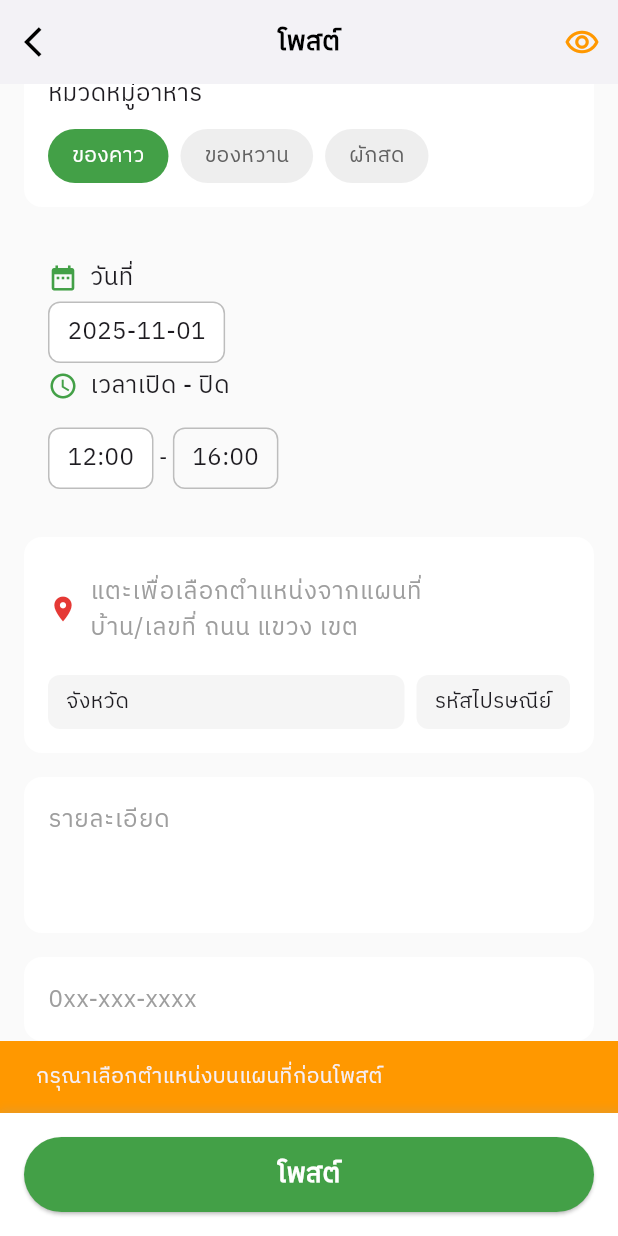
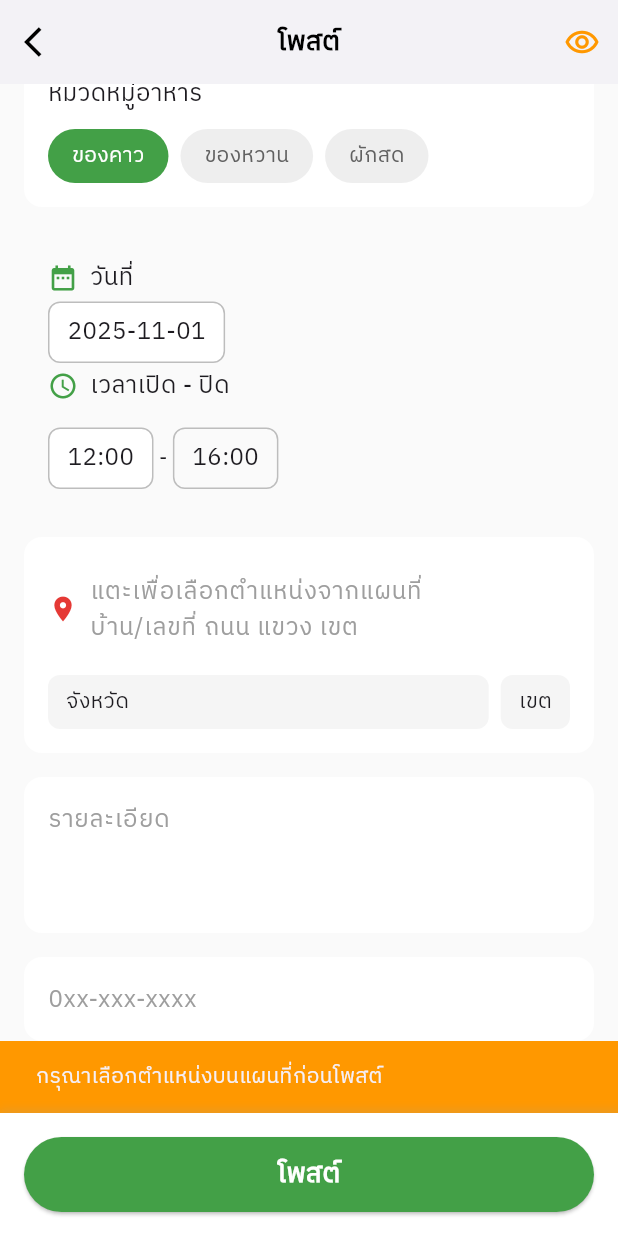
Before and after one commit to 17punchisama/FoodBridge, a Flutter app: the CreatePostPage screen opened directly, scrolled down 505 dp, after a tap on "โพสต์", on a phone screen of 412 x 824 dp. Run offline on Flutter 3.47's test engine with Material 3 defaults, Android fonts, the phone set to English and light mode, and no system bars; our stand-ins replace flutter_secure_storage, flutter_svg, geocoding, geolocator, google_maps_flutter, qr_flutter; accounts and stored records are empty.

Commit message:
Add district field and improve booking validation in PostPage
- Introduced a new district field in CreatePostPage.
- Updated PostPage to fetch and display the district.
- Implemented comprehensive booking validation checks including user status, available slots, and time window.
- Enhanced user feedback with SnackBars for various booking conditions.

```diff
--- a/foodbridgeapp/lib/screens/create_post.dart
+++ b/foodbridgeapp/lib/screens/create_post.dart
@@ -35,6 +35,7 @@ class _CreatePostPageState extends State<CreatePostPage> {
   TimeOfDay _openTime = const TimeOfDay(hour: 12, minute: 0);
   TimeOfDay _closeTime = const TimeOfDay(hour: 16, minute: 0);
   String _province = '';   // e.g., กรุงเทพมหานคร
+  String _district = '';   // e.g., เขตบางรัก
   String _postal = '';     // e.g., 10400
   LatLng? _latLng;         // selected location
 
@@ -200,13 +201,6 @@ class _CreatePostPageState extends State<CreatePostPage> {
                               fontWeight: FontWeight.w500,
                             ),
                           ),
-                          // Text(
-                          //   '*ช่องนี้จะแสดงให้ในหน้า อื่นเห็น',
-                          //   style: TextStyle(
-                          //     fontSize: 12,
-                          //     color: Colors.orange[600],
-                          //   ),
-                          // ),
                         ],
                       ),
                       Row(
@@ -545,6 +539,7 @@ class _CreatePostPageState extends State<CreatePostPage> {
                                 _latLng = result.latLng;
                                 _addressController.text = formatThaiAddress(result.placemark);
                                 _province = result.placemark.administrativeArea ?? '';
+                                _district = result.placemark.subAdministrativeArea ?? '';
                                 _postal   = result.placemark.postalCode ?? '';
                               });
                             }
@@ -588,7 +583,7 @@ class _CreatePostPageState extends State<CreatePostPage> {
                           borderRadius: BorderRadius.circular(8),
                         ),
                         child: Text(
-                          _postal.isEmpty ? 'รหัสไปรษณีย์' : _postal, // e.g., 10400
+                          _postal.isEmpty ? 'เขต' : _district, // e.g., เขตบางรัก
                           style: const TextStyle(fontSize: 14),
                         ),
                       ),
@@ -736,22 +731,30 @@ class _CreatePostPageState extends State<CreatePostPage> {
     }
 
     // Convert TimeOfDay to ISO 8601 (RFC3339)
-    DateTime now = DateTime.now();
     final openTimeDate = DateTime(
-      now.year,
-      now.month,
-      now.day,
+      _selectedDate.year,
+      _selectedDate.month,
+      _selectedDate.day,
       _openTime.hour,
       _openTime.minute,
     ).toUtc();
 
     final closeTimeDate = DateTime(
-      now.year,
-      now.month,
-      now.day,
+      _selectedDate.year,
+      _selectedDate.month,
+      _selectedDate.day,
       _closeTime.hour,
       _closeTime.minute,
     ).toUtc();
+    if (closeTimeDate.isBefore(openTimeDate)) {
+    ScaffoldMessenger.of(context).showSnackBar(
+      const SnackBar(
+        content: Text('เวลาปิดต้องหลังเวลาเปิด'),
+        backgroundColor: Colors.red,
+      ),
+    );
+    return;
+}
 
     // debug print
     print('Description       : ${_descriptionController.text}');
@@ -777,6 +780,8 @@ class _CreatePostPageState extends State<CreatePostPage> {
     "open_time": openTimeDate.toIso8601String(),
     "close_time": closeTimeDate.toIso8601String(),
     "address": _addressController.text,
+    "province": _province,
+    "district": "",
     "phone": _phoneController.text,
     "lat": _latLng!.latitude,
     "lng": _latLng!.longitude,
```
Also changed, not shown: foodbridgeapp/lib/screens/post_page.dart (+203 -44 lines).
